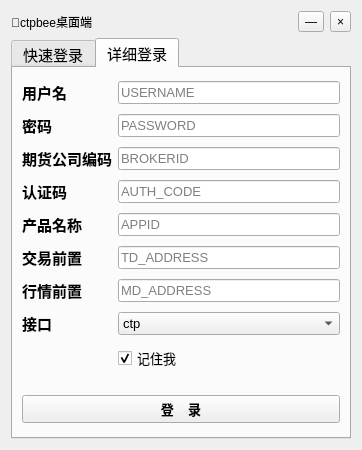
Before: the Qt Designer form app/ui/signin.ui in ctpbee/ctpbee_desktop, drawn with Qt 5.
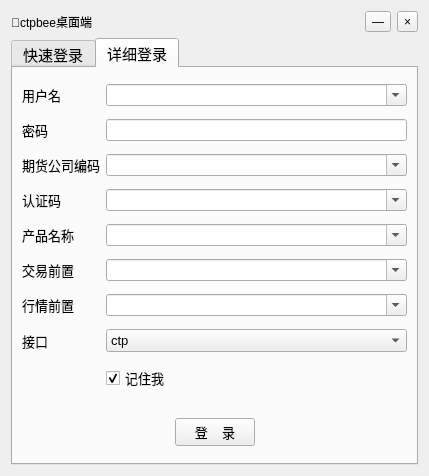
After: the same form once the commit is applied. The open tabs and pages were chosen to show the change. Icons and pictures are not drawn.

What changed in the file:
```diff
--- a/app/ui/signin.ui
+++ b/app/ui/signin.ui
@@ -9,8 +9,8 @@
    <rect>
     <x>0</x>
     <y>0</y>
-    <width>362</width>
-    <height>450</height>
+    <width>429</width>
+    <height>476</height>
    </rect>
   </property>
   <property name="minimumSize">
@@ -355,39 +355,13 @@
         <widget class="QLabel" name="label_6">
          <property name="font">
           <font>
-           <weight>75</weight>
-           <bold>true</bold>
-          </font>
-         </property>
-         <property name="text">
-          <string>用户名</string>
-         </property>
-        </widget>
-       </item>
-       <item row="0" column="1">
-        <widget class="QLineEdit" name="userid_2">
-         <property name="maximumSize">
-          <size>
-           <width>16777215</width>
-           <height>16777215</height>
-          </size>
-         </property>
-         <property name="baseSize">
-          <size>
-           <width>0</width>
-           <height>0</height>
-          </size>
-         </property>
-         <property name="font">
-          <font>
-           <family>Arial</family>
            <pointsize>10</pointsize>
            <weight>50</weight>
            <bold>false</bold>
           </font>
          </property>
-         <property name="placeholderText">
-          <string>USERNAME</string>
+         <property name="text">
+          <string>用户名</string>
          </property>
         </widget>
        </item>
@@ -395,8 +369,9 @@
         <widget class="QLabel" name="label_7">
          <property name="font">
           <font>
-           <weight>75</weight>
-           <bold>true</bold>
+           <pointsize>10</pointsize>
+           <weight>50</weight>
+           <bold>false</bold>
           </font>
          </property>
          <property name="text">
@@ -418,7 +393,7 @@
          <property name="font">
           <font>
            <family>Arial</family>
-           <pointsize>10</pointsize>
+           <pointsize>8</pointsize>
            <weight>50</weight>
            <bold>false</bold>
           </font>
@@ -427,7 +402,7 @@
           <enum>QLineEdit::Password</enum>
          </property>
          <property name="placeholderText">
-          <string>PASSWORD</string>
+          <string/>
          </property>
         </widget>
        </item>
@@ -435,8 +410,9 @@
         <widget class="QLabel" name="label_8">
          <property name="font">
           <font>
-           <weight>75</weight>
-           <bold>true</bold>
+           <pointsize>10</pointsize>
+           <weight>50</weight>
+           <bold>false</bold>
           </font>
          </property>
          <property name="text">
@@ -444,45 +420,13 @@
          </property>
         </widget>
        </item>
-       <item row="2" column="1">
-        <widget class="QLineEdit" name="brokerid_2">
-         <property name="maximumSize">
-          <size>
-           <width>16777215</width>
-           <height>16777215</height>
-          </size>
-         </property>
-         <property name="font">
-          <font>
-           <family>Arial</family>
-           <pointsize>10</pointsize>
-           <weight>50</weight>
-           <bold>false</bold>
-          </font>
-         </property>
-         <property name="accessibleName">
-          <string/>
-         </property>
-         <property name="autoFillBackground">
-          <bool>false</bool>
-         </property>
-         <property name="inputMethodHints">
-          <set>Qt::ImhNone</set>
-         </property>
-         <property name="echoMode">
-          <enum>QLineEdit::Normal</enum>
-         </property>
-         <property name="placeholderText">
-          <string>BROKERID</string>
-         </property>
-        </widget>
-       </item>
        <item row="3" column="0">
         <widget class="QLabel" name="label_9">
          <property name="font">
           <font>
-           <weight>75</weight>
-           <bold>true</bold>
+           <pointsize>10</pointsize>
+           <weight>50</weight>
+           <bold>false</bold>
           </font>
          </property>
          <property name="text">
@@ -490,33 +434,13 @@
          </property>
         </widget>
        </item>
-       <item row="3" column="1">
-        <widget class="QLineEdit" name="auth_code_2">
-         <property name="maximumSize">
-          <size>
-           <width>16777215</width>
-           <height>16777215</height>
-          </size>
-         </property>
-         <property name="font">
-          <font>
-           <family>Arial</family>
-           <pointsize>10</pointsize>
-           <weight>50</weight>
-           <bold>false</bold>
-          </font>
-         </property>
-         <property name="placeholderText">
-          <string>AUTH_CODE</string>
-         </property>
-        </widget>
-       </item>
        <item row="4" column="0">
         <widget class="QLabel" name="label_10">
          <property name="font">
           <font>
-           <weight>75</weight>
-           <bold>true</bold>
+           <pointsize>10</pointsize>
+           <weight>50</weight>
+           <bold>false</bold>
           </font>
          </property>
          <property name="text">
@@ -524,33 +448,13 @@
          </property>
         </widget>
        </item>
-       <item row="4" column="1">
-        <widget class="QLineEdit" name="appid_2">
-         <property name="maximumSize">
-          <size>
-           <width>16777215</width>
-           <height>16777215</height>
-          </size>
-         </property>
-         <property name="font">
-          <font>
-           <family>Arial</family>
-           <pointsize>10</pointsize>
-           <weight>50</weight>
-           <bold>false</bold>
-          </font>
-         </property>
-         <property name="placeholderText">
-          <string>APPID</string>
-         </property>
-        </widget>
-       </item>
        <item row="5" column="0">
         <widget class="QLabel" name="label_11">
          <property name="font">
           <font>
-           <weight>75</weight>
-           <bold>true</bold>
+           <pointsize>10</pointsize>
+           <weight>50</weight>
+           <bold>false</bold>
           </font>
          </property>
          <property name="text">
@@ -558,33 +462,13 @@
          </property>
         </widget>
        </item>
-       <item row="5" column="1">
-        <widget class="QLineEdit" name="td_address_2">
-         <property name="maximumSize">
-          <size>
-           <width>16777215</width>
-           <height>16777215</height>
-          </size>
-         </property>
-         <property name="font">
-          <font>
-           <family>Arial</family>
-           <pointsize>10</pointsize>
-           <weight>50</weight>
-           <bold>false</bold>
-          </font>
-         </property>
-         <property name="placeholderText">
-          <string>TD_ADDRESS</string>
-         </property>
-        </widget>
-       </item>
        <item row="6" column="0">
         <widget class="QLabel" name="label_12">
          <property name="font">
           <font>
-           <weight>75</weight>
-           <bold>true</bold>
+           <pointsize>10</pointsize>
+           <weight>50</weight>
+           <bold>false</bold>
           </font>
          </property>
          <property name="text">
@@ -592,33 +476,13 @@
          </property>
         </widget>
        </item>
-       <item row="6" column="1">
-        <widget class="QLineEdit" name="md_address_2">
-         <property name="maximumSize">
-          <size>
-           <width>16777215</width>
-           <height>16777215</height>
-          </size>
-         </property>
-         <property name="font">
-          <font>
-           <family>Arial</family>
-           <pointsize>10</pointsize>
-           <weight>50</weight>
-           <bold>false</bold>
-          </font>
-         </property>
-         <property name="placeholderText">
-          <string>MD_ADDRESS</string>
-         </property>
-        </widget>
-       </item>
        <item row="7" column="0">
         <widget class="QLabel" name="label_13">
          <property name="font">
           <font>
-           <weight>75</weight>
-           <bold>true</bold>
+           <pointsize>10</pointsize>
+           <weight>50</weight>
+           <bold>false</bold>
           </font>
          </property>
          <property name="text">
@@ -695,9 +559,22 @@
         </widget>
        </item>
        <item row="9" column="0" colspan="2">
-        <layout class="QHBoxLayout" name="horizontalLayout" stretch="0">
+        <layout class="QHBoxLayout" name="horizontalLayout" stretch="0,0,0">
          <item>
-          <widget class="QPushButton" name="sign_in_btn_2">
+          <spacer name="horizontalSpacer_3">
+           <property name="orientation">
+            <enum>Qt::Horizontal</enum>
+           </property>
+           <property name="sizeHint" stdset="0">
+            <size>
+             <width>40</width>
+             <height>20</height>
+            </size>
+           </property>
+          </spacer>
+         </item>
+         <item>
+          <widget class="QPushButton" name="sign_in_btn">
            <property name="enabled">
             <bool>true</bool>
            </property>
@@ -711,8 +588,8 @@
             <font>
              <family>Arial</family>
              <pointsize>10</pointsize>
-             <weight>75</weight>
-             <bold>true</bold>
+             <weight>50</weight>
+             <bold>false</bold>
             </font>
            </property>
            <property name="text">
@@ -720,8 +597,93 @@
            </property>
           </widget>
          </item>
+         <item>
+          <spacer name="horizontalSpacer_5">
+           <property name="orientation">
+            <enum>Qt::Horizontal</enum>
+           </property>
+           <property name="sizeHint" stdset="0">
+            <size>
+             <width>40</width>
+             <height>20</height>
+            </size>
+           </property>
+          </spacer>
+         </item>
         </layout>
        </item>
+       <item row="0" column="1">
+        <widget class="QComboBox" name="userid">
+         <property name="font">
+          <font>
+           <pointsize>8</pointsize>
+          </font>
+         </property>
+         <property name="editable">
+          <bool>true</bool>
+         </property>
+        </widget>
+       </item>
+       <item row="2" column="1">
+        <widget class="QComboBox" name="brokerid">
+         <property name="font">
+          <font>
+           <pointsize>8</pointsize>
+          </font>
+         </property>
+         <property name="editable">
+          <bool>true</bool>
+         </property>
+        </widget>
+       </item>
+       <item row="3" column="1">
+        <widget class="QComboBox" name="auth_code">
+         <property name="font">
+          <font>
+           <pointsize>8</pointsize>
+          </font>
+         </property>
+         <property name="editable">
+          <bool>true</bool>
+         </property>
+        </widget>
+       </item>
+       <item row="4" column="1">
+        <widget class="QComboBox" name="appid">
+         <property name="font">
+          <font>
+           <pointsize>8</pointsize>
+          </font>
+         </property>
+         <property name="editable">
+          <bool>true</bool>
+         </property>
+        </widget>
+       </item>
+       <item row="5" column="1">
+        <widget class="QComboBox" name="td_address">
+         <property name="font">
+          <font>
+           <pointsize>8</pointsize>
+          </font>
+         </property>
+         <property name="editable">
+          <bool>true</bool>
+         </property>
+        </widget>
+       </item>
+       <item row="6" column="1">
+        <widget class="QComboBox" name="md_address">
+         <property name="font">
+          <font>
+           <pointsize>8</pointsize>
+          </font>
+         </property>
+         <property name="editable">
+          <bool>true</bool>
+         </property>
+        </widget>
+       </item>
       </layout>
      </widget>
     </widget>
```
Left out of the diff: 213 changed lines with no effect on the pictures.
